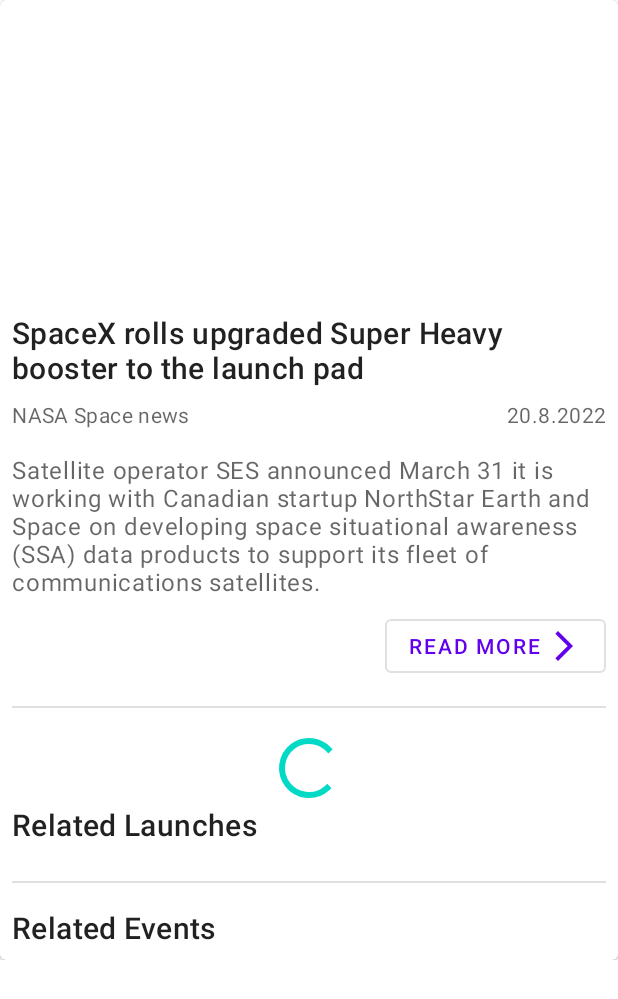
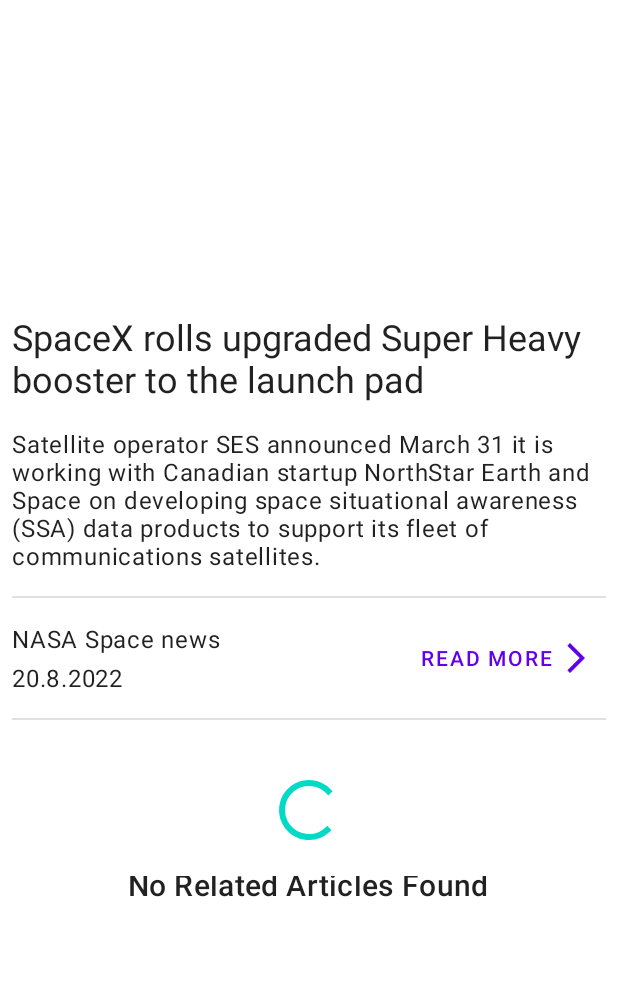
Before and after one commit to PatrikPolkki/Spaceflight-News, an Android app: the layout fragment_single.xml on its own in the app's theme, with its tools: preview values and no code run, on a phone screen of 412 x 824 dp. Shown: the top 999 px of the screen. Run offline under Robolectric (Android 15) with nearby library versions, the phone set to English and light mode, and no system bars.

Commit message:
UI ready. also small transition animations

```diff
--- a/app/src/main/java/com/example/spaceflightnews/utils/BindingAdapters.kt
+++ b/app/src/main/java/com/example/spaceflightnews/utils/BindingAdapters.kt
@@ -53,12 +53,23 @@ fun bindLoading(view: View, isLoading: Boolean) {
 
 @BindingAdapter("articlesVisibility")
 fun bindArticleVisibility(view: LinearLayout, articleList: List<Article>?) {
-    articleList?.let {
-
-    }
     if (articleList != null && articleList.isNotEmpty()) {
         view.visibility = View.VISIBLE
     } else {
         view.visibility = View.GONE
     }
 }
+
+@BindingAdapter("noArticles")
+fun bindNoArticles(view: View, article: Article) {
+    when (view) {
+        is TextView -> {
+            view.visibility =
+                if (article.events.isEmpty() && article.launches.isEmpty()) View.VISIBLE else View.GONE
+        }
+        else -> {
+            view.visibility =
+                if (article.events.isEmpty() && article.launches.isEmpty()) View.GONE else View.VISIBLE
+        }
+    }
+}
--- a/app/src/main/res/layout/fragment_single.xml
+++ b/app/src/main/res/layout/fragment_single.xml
@@ -17,17 +17,6 @@
         <LinearLayout
             android:layout_width="match_parent"
             android:layout_height="match_parent">
-
-            <com.google.android.material.card.MaterialCardView
-                android:id="@+id/single_article_card"
-                android:layout_width="match_parent"
-                android:layout_height="match_parent"
-                android:layout_margin="0dp"
-                android:transitionName="@string/article_card_single_transition_name"
-                app:layout_constraintBottom_toBottomOf="parent"
-                app:layout_constraintEnd_toEndOf="parent"
-                app:layout_constraintStart_toStartOf="parent"
-                app:layout_constraintTop_toTopOf="parent">
 
             <LinearLayout
                 android:layout_width="match_parent"
@@ -55,24 +44,51 @@
                         android:layout_width="wrap_content"
                         android:layout_height="wrap_content"
                         android:text="@{singleViewModel.singleArticle.title}"
-                            android:textAppearance="?attr/textAppearanceHeadline6"
+                        android:textAppearance="?attr/textAppearanceHeadline5"
                         tools:text="SpaceX rolls upgraded Super Heavy booster to the launch pad" />
+
+                    <TextView
+                        android:layout_width="wrap_content"
+                        android:layout_height="wrap_content"
+                        android:layout_marginTop="16dp"
+                        android:text="@{singleViewModel.singleArticle.summary}"
+                        android:textAppearance="?attr/textAppearanceBody1"
+                        tools:text="Satellite operator SES announced March 31 it is working with Canadian startup NorthStar Earth and Space on developing space situational awareness (SSA) data products to support its fleet of communications satellites." />
+                </LinearLayout>
+
+                <com.google.android.material.divider.MaterialDivider
+                    android:layout_width="match_parent"
+                    android:layout_height="wrap_content"
+                    android:layout_marginTop="16dp"
+                    android:layout_marginBottom="16dp"
+                    app:dividerInsetEnd="8dp"
+                    app:dividerInsetStart="8dp" />
 
                 <androidx.constraintlayout.widget.ConstraintLayout
                     android:layout_width="match_parent"
                     android:layout_height="wrap_content"
-                            android:layout_marginTop="8dp">
+                    android:layout_gravity="end"
+                    android:gravity="end"
+                    android:paddingStart="8dp"
+                    android:paddingEnd="8dp">
+
+                    <androidx.constraintlayout.widget.ConstraintLayout
+                        android:id="@+id/constraintLayout"
+                        android:layout_width="wrap_content"
+                        android:layout_height="wrap_content"
+                        app:layout_constraintBottom_toBottomOf="parent"
+                        app:layout_constraintEnd_toStartOf="@+id/readMore"
+                        app:layout_constraintHorizontal_bias="0.5"
+                        app:layout_constraintHorizontal_chainStyle="spread_inside"
+                        app:layout_constraintStart_toStartOf="parent"
+                        app:layout_constraintTop_toTopOf="parent">
 
                         <TextView
                             android:id="@+id/textView"
                             android:layout_width="0dp"
                             android:layout_height="wrap_content"
                             android:text="@{singleViewModel.singleArticle.newsSite}"
-                                android:textAppearance="?attr/textAppearanceBody2"
-                                android:textColor="?android:attr/textColorSecondary"
-                                app:layout_constraintBottom_toBottomOf="parent"
-                                app:layout_constraintEnd_toStartOf="@+id/textView2"
-                                app:layout_constraintHorizontal_bias="0.5"
+                            android:textAppearance="?attr/textAppearanceBody1"
                             app:layout_constraintHorizontal_chainStyle="spread"
                             app:layout_constraintStart_toStartOf="parent"
                             app:layout_constraintTop_toTopOf="parent"
@@ -83,44 +99,29 @@
                             date="@{singleViewModel.singleArticle}"
                             android:layout_width="0dp"
                             android:layout_height="wrap_content"
-                                android:textAlignment="viewEnd"
-                                android:textAppearance="?attr/textAppearanceBody2"
-                                android:textColor="?android:attr/textColorSecondary"
+                            android:layout_marginTop="4dp"
+                            android:textAppearance="?attr/textAppearanceBody1"
+                            app:layout_constraintBottom_toBottomOf="parent"
+                            app:layout_constraintStart_toStartOf="parent"
+                            app:layout_constraintTop_toBottomOf="@+id/textView"
+                            tools:text="20.8.2022" />
+                    </androidx.constraintlayout.widget.ConstraintLayout>
+
+                    <com.google.android.material.button.MaterialButton
+                        android:id="@+id/readMore"
+                        style="@style/Widget.MaterialComponents.Button.TextButton"
+                        android:layout_width="wrap_content"
+                        android:layout_height="wrap_content"
+
+                        android:text="READ MORE"
+                        app:icon="@drawable/ic_baseline_arrow_forward_ios_24"
+                        app:iconGravity="end"
                         app:layout_constraintBottom_toBottomOf="parent"
                         app:layout_constraintEnd_toEndOf="parent"
                         app:layout_constraintHorizontal_bias="0.5"
-                                app:layout_constraintStart_toEndOf="@+id/textView"
-                                app:layout_constraintTop_toTopOf="parent"
-                                tools:text="20.8.2022" />
+                        app:layout_constraintStart_toEndOf="@+id/constraintLayout"
+                        app:layout_constraintTop_toTopOf="parent" />
                 </androidx.constraintlayout.widget.ConstraintLayout>
-
-                        <TextView
-                            android:layout_width="wrap_content"
-                            android:layout_height="wrap_content"
-                            android:layout_marginTop="16dp"
-                            android:text="@{singleViewModel.singleArticle.summary}"
-                            android:textAppearance="?attr/textAppearanceBody1"
-                            android:textColor="?android:attr/textColorSecondary"
-                            tools:text="Satellite operator SES announced March 31 it is working with Canadian startup NorthStar Earth and Space on developing space situational awareness (SSA) data products to support its fleet of communications satellites." />
-                    </LinearLayout>
-                    <!-- Button -->
-                    <LinearLayout
-                        android:layout_width="match_parent"
-                        android:layout_height="wrap_content"
-                        android:layout_gravity="end"
-                        android:gravity="end"
-                        android:paddingTop="8dp"
-                        android:paddingEnd="8dp">
-
-                        <com.google.android.material.button.MaterialButton
-                            android:id="@+id/readMore"
-                            style="?attr/materialButtonOutlinedStyle"
-                            android:layout_width="wrap_content"
-                            android:layout_height="wrap_content"
-                            android:text="READ MORE"
-                            app:icon="@drawable/ic_baseline_arrow_forward_ios_24"
-                            app:iconGravity="end" />
-                    </LinearLayout>
                 <!-- RV -->
                 <com.google.android.material.divider.MaterialDivider
                     android:layout_width="match_parent"
@@ -139,20 +140,23 @@
                     <ProgressBar
                         loading="@{singleViewModel.eventArticles.loading || singleViewModel.launchArticles.loading}"
                         android:layout_width="wrap_content"
-                            android:layout_height="wrap_content" />
+                        android:layout_height="wrap_content"
+                        android:layout_margin="20dp" />
                 </LinearLayout>
 
                 <LinearLayout
                     android:id="@+id/relatedNewsContainer"
+                    loading="@{singleViewModel.eventArticles.loading || singleViewModel.launchArticles.loading}"
+                    noArticles="@{singleViewModel.singleArticle}"
                     android:layout_width="match_parent"
                     android:layout_height="wrap_content"
-                        loading="@{singleViewModel.eventArticles.loading || singleViewModel.launchArticles.loading}"
-                        android:orientation="vertical">
+                    android:orientation="vertical"
+                    android:visibility="gone">
 
                     <LinearLayout
+                        articlesVisibility="@{singleViewModel.launchArticles.articles}"
                         android:layout_width="match_parent"
                         android:layout_height="match_parent"
-                            articlesVisibility="@{singleViewModel.launchArticles.articles}"
                         android:orientation="vertical">
 
                         <TextView
@@ -175,9 +179,9 @@
                     </LinearLayout>
 
                     <LinearLayout
+                        articlesVisibility="@{singleViewModel.eventArticles.articles}"
                         android:layout_width="match_parent"
                         android:layout_height="match_parent"
-                            articlesVisibility="@{singleViewModel.eventArticles.articles}"
                         android:orientation="vertical">
 
                         <com.google.android.material.divider.MaterialDivider
@@ -208,9 +212,22 @@
                     </LinearLayout>
                 </LinearLayout>
 
+                <LinearLayout
+                    android:layout_width="match_parent"
+                    android:layout_height="wrap_content"
+                    android:gravity="center">
+
+                    <TextView
+                        noArticles="@{singleViewModel.singleArticle}"
+                        android:layout_width="wrap_content"
+                        android:layout_height="wrap_content"
+                        android:layout_marginBottom="16dp"
+                        android:text="No Related Articles Found"
+                        android:textAppearance="?attr/textAppearanceHeadline6" />
                 </LinearLayout>
 
-            </com.google.android.material.card.MaterialCardView>
+            </LinearLayout>
+
         </LinearLayout>
     </androidx.core.widget.NestedScrollView>
 </layout>
--- a/app/src/main/res/navigation/nav_graph.xml
+++ b/app/src/main/res/navigation/nav_graph.xml
@@ -7,20 +7,28 @@
     <fragment
         android:id="@+id/mainFragment"
         android:name="com.example.spaceflightnews.ui.main.MainFragment"
-        android:label="Spaceflights">
+        android:label="SPACEFLIGHT NEWS">
         <action
             android:id="@+id/action_mainFragment_to_singleFragment"
-            app:destination="@id/singleFragment" />
+            app:destination="@id/singleFragment"
+            app:enterAnim="@anim/nav_default_enter_anim"
+            app:exitAnim="@anim/nav_default_exit_anim"
+            app:popEnterAnim="@anim/nav_default_pop_enter_anim"
+            app:popExitAnim="@anim/nav_default_pop_exit_anim" />
     </fragment>
     <fragment
         android:id="@+id/singleFragment"
         android:name="com.example.spaceflightnews.ui.single.SingleFragment"
-        android:label="Article">
+        android:label="BACK">
         <argument
             android:name="article"
             app:argType="com.example.spaceflightnews.data.model.Article" />
         <action
             android:id="@+id/action_singleFragment_self"
-            app:destination="@id/singleFragment" />
+            app:destination="@id/singleFragment"
+            app:enterAnim="@anim/nav_default_enter_anim"
+            app:exitAnim="@anim/nav_default_exit_anim"
+            app:popEnterAnim="@anim/nav_default_pop_enter_anim"
+            app:popExitAnim="@anim/nav_default_pop_exit_anim" />
     </fragment>
 </navigation>
```
Lines whose indentation alone changed are shown as unchanged.
